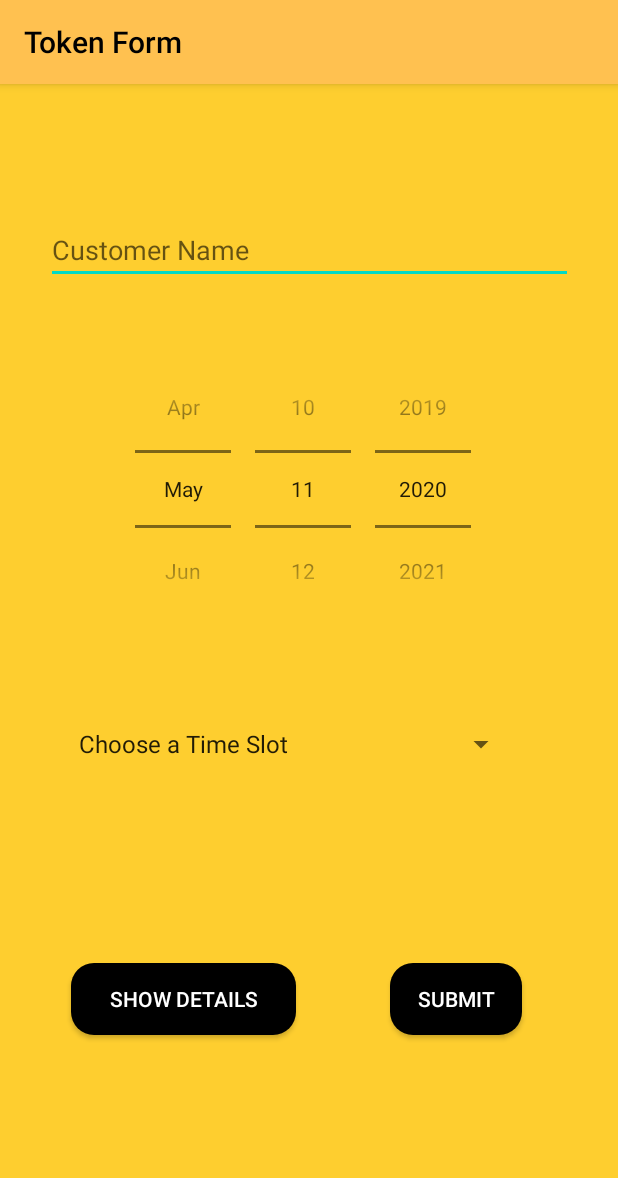
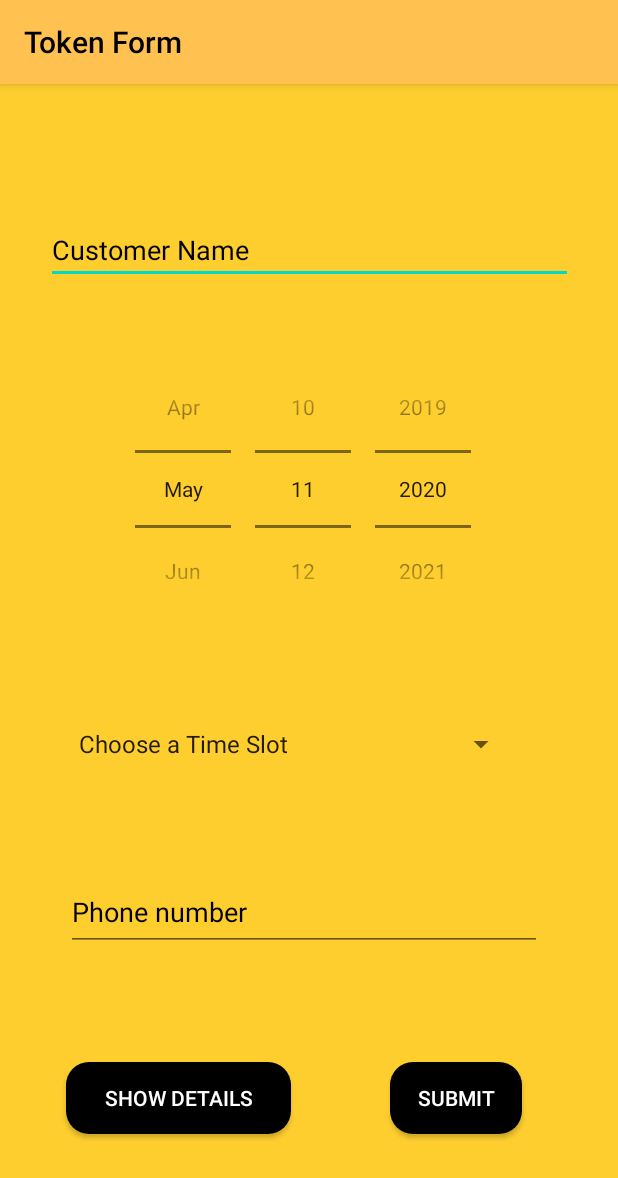
Before and after one commit to Akashbabu007/Hackathon, an Android app: the Appointment screen opened directly, with no data from a screen before it, after a tap on "SUBMIT", on a phone screen of 412 x 824 dp. Shown: the top 1178 px of the screen. Run offline under Robolectric (Android 15) with nearby library versions, the phone set to English and light mode, and no system bars; our stand-ins replace Firebase (no records; nobody signed in at launch, a user with empty details on screens opened directly); 5 statements that could not run were skipped.

Commit message:
Added phone number

```diff
--- a/app/src/main/java/com/example/hackathon/Appointment.java
+++ b/app/src/main/java/com/example/hackathon/Appointment.java
@@ -14,6 +14,7 @@ import android.widget.Spinner;
 import android.widget.TextView;
 import android.widget.Toast;
 
+import androidx.annotation.NonNull;
 import androidx.appcompat.app.AppCompatActivity;
 
 import com.google.firebase.database.DataSnapshot;
@@ -28,6 +29,7 @@ import java.io.OutputStreamWriter;
 import java.net.HttpURLConnection;
 import java.net.URL;
 import java.text.SimpleDateFormat;
+import java.util.Arrays;
 import java.util.Date;
 
 
@@ -35,7 +37,10 @@ public class Appointment extends AppCompatActivity {
 
     String hash[];
     String hash1[];
+    String strDate;
+    String time;
     EditText customernameet;
+    EditText phonenumberet;
     DatePicker date;
     Spinner timeslotspinner;
     TextView storenametv;
@@ -67,6 +72,7 @@ public class Appointment extends AppCompatActivity {
         showDetails = findViewById(R.id.show_details_button);
         Button submitbutton = (Button) findViewById(R.id.submit_button);
         customernameet=(EditText)findViewById(R.id.customeret);
+        phonenumberet = findViewById(R.id.phone_number_et);
         date=(DatePicker)findViewById(R.id.date);
         timeslotspinner = (Spinner) findViewById(R.id.timeslotspinner); //Spinner
         timeslotspinner.setOnItemSelectedListener(new AdapterView.OnItemSelectedListener() {
@@ -97,7 +103,9 @@ public class Appointment extends AppCompatActivity {
             public void onClick(View view) {
                 firebaseInstance = FirebaseDatabase.getInstance();
                 firebaseDatabase = firebaseInstance.getReference();
-                String store=hash[1];  String name;
+                String store=hash[1];
+                String name;
+                String phoneno;
                 if (TextUtils.isEmpty(userId)) {
                     userId = firebaseDatabase.push().getKey();
                 }
@@ -117,6 +125,7 @@ public class Appointment extends AppCompatActivity {
                     }
                 }*/
 
+                 phoneno = phonenumberet.getText().toString();
                 name=customernameet.getText().toString();
                 int day = date.getDayOfMonth();
                 int month = date.getMonth() ;
@@ -126,15 +135,65 @@ public class Appointment extends AppCompatActivity {
 
                 SimpleDateFormat dateFormatter = new SimpleDateFormat("dd-MM-yyyy");
                 Date d = new Date(year, month, day);
-                String strDate = dateFormatter.format(d);
+                strDate = dateFormatter.format(d);
                // String strDate=date.getYear();
-              String time= timeslotspinner.getSelectedItem().toString();
-                Customer user = new Customer(name,strDate,time,store);
+                time= timeslotspinner.getSelectedItem().toString();
+                final Customer user = new Customer(name,strDate,time,store,phoneno);
+                if(name.equals("") || strDate == null || time.equals("Choose a Time Slot") || phoneno.equals("")) {
+                    Toast.makeText(getApplicationContext(),"Enter all the credentials",Toast.LENGTH_LONG).show();
+                }
+                else {
+                    DatabaseReference newreference = firebaseDatabase.child(hash1[1]).child(strDate).child(time).getRoot();
+                    newreference.addListenerForSingleValueEvent(new ValueEventListener() {
+                        @Override
+                        public void onDataChange(DataSnapshot dataSnapshot) {
+                            long countdate = 0;
+                            long counttime = 0;
+                            for (DataSnapshot ds : dataSnapshot.getChildren()) {
+                                String dbname = ds.child("store").getValue(String.class);
+                                countdate = ds.child("date").getChildrenCount();
+                                counttime = ds.child("timeslot").getChildrenCount();
+                            }
+                            if (countdate > 200) {
+                                Toast.makeText(getApplicationContext(), "Choose other date", Toast.LENGTH_LONG).show();
+                            } else if (counttime > 50) {
+                                Toast.makeText(getApplicationContext(), "Choose other time slots", Toast.LENGTH_LONG).show();
+                            } else {
+                                firebaseDatabase.child(hash1[1]).child(strDate).child(time).setValue(user);
+                            }
+                        }
 
-                firebaseDatabase.child(userId).setValue(user);
+                        @Override
+                        public void onCancelled(DatabaseError databaseError) {
 
-               addUserChangeListener();
+                        }
+                    });
+                }
 
+
+//              addUserChangeListener();
+
+//                ValueEventListener valueEventListener = new ValueEventListener() {
+//                    @Override
+//                    public void onDataChange(DataSnapshot dataSnapshot) {
+//                        for(DataSnapshot ds: dataSnapshot.getChildren()) {
+//                            String dbname = ds.child("name").getValue(String.class);
+//                            if(dbname == null) {
+//                                Log.d("TAG","Error");
+//                            }
+//                            else {
+//                                Log.d("TAGS",dbname);
+//                            }
+//                            Long size = ds.child("name").getChildrenCount();
+//                        }
+//                    }
+//
+//                    @Override
+//                    public void onCancelled(DatabaseError databaseError) {
+//
+//                    }
+//                };
+//                newreference.addListenerForSingleValueEvent(valueEventListener);
                // MongoClientURI uri = new MongoClientURI("mongodb+srv://Aadhitya:Tn58ac8308%40@cluster0-dnezo.mongodb.net/SuperMarket?retryWrites=true&w=majority");
                // MongoClient client = new MongoClient(uri);
                 //MongoDatabase db = client.getDatabase(uri.getDatabase());
@@ -152,40 +211,43 @@ public class Appointment extends AppCompatActivity {
                 //myRef.setValue("Defne");
             }
         });
-
-    }
-    private void addUserChangeListener() {
-        // User data change listener
-        firebaseDatabase.child(userId).addValueEventListener(new ValueEventListener() {
-            @Override
-            public void onDataChange(DataSnapshot dataSnapshot) {
-                Customer user = dataSnapshot.getValue(Customer.class);
-
-                // Check for null
-                if (user == null) {
-                    Log.e("Error", "User data is null!");
-                    return;
     }
 
-                Log.e("The Details are ",   user.getName() + ", " + user.getDate()+","+user.getTimeslot()+","+user.getStore());
-
-                // Display newly updated name and email
-               // txtDetails.setText(user.name + ", " + user.email);
-
-                // clear edit text
-                customernameet.setText("");
-
+//    private void addUserChangeListener() {
+//        // User data change listener
+//        firebaseDatabase.child(userId).addValueEventListener(new ValueEventListener() {
+//            @Override
+//            public void onDataChange(@NonNull DataSnapshot dataSnapshot) {
+//                Customer user = dataSnapshot.getValue(Customer.class);
+//                for(DataSnapshot ds: dataSnapshot.getChildren()) {
+//                    String dbname = ds.child("name").getValue(String.class);
+//                    Log.d("TAG",dbname);
+//                }
+//                // Check for null
+//                if (user == null) {
+//                    Log.e("Error", "User data is null!");
+//                    return;
+//                }
+//
+//                Log.e("The Details are ",   user.getName() + ", " + user.getDate()+","+user.getTimeslot()+","+user.getStore());
+//
+//                // Display newly updated name and email
+//               // txtDetails.setText(user.name + ", " + user.email);
+//
+//                // clear edit text
+//                customernameet.setText("");
+//
+//
+//
+//            }
+//
+//            @Override
+//            public void onCancelled(DatabaseError error) {
+//                // Failed to read value
+//                Log.e("error", "Failed to read user", error.toException());
+//            }
+//        });
+//    }
 
 
 }
-
-            @Override
-            public void onCancelled(DatabaseError error) {
-                // Failed to read value
-                Log.e("error", "Failed to read user", error.toException());
-            }
-        });
-    }
-
-
-}
--- a/app/src/main/java/com/example/hackathon/Customer.java
+++ b/app/src/main/java/com/example/hackathon/Customer.java
@@ -18,18 +18,20 @@ public class Customer {
         return store;
     }
 
+    public String getPhoneNumber() { return phoneno; }
+
     public String name;
     public String date;
     public String timeslot;
     public String store;
-    public Customer() {
+    public String phoneno;
 
-    }
-    public Customer(String name,String date, String timeslot,String store) {
+    public Customer(String name,String date, String timeslot,String store, String phoneno) {
         this.name=name;
         this.date=date;
         this.timeslot=timeslot;
         this.store=store;
+        this.phoneno=phoneno;
     }
 
 }
--- a/app/src/main/res/layout/activity_appointment1.xml
+++ b/app/src/main/res/layout/activity_appointment1.xml
@@ -20,6 +20,7 @@
         android:hint="@string/customer_name"
         android:inputType="textPersonName"
         android:textColor="@color/black"
+        android:textColorHint="@color/black"
         app:layout_constraintBottom_toTopOf="@+id/date"
         app:layout_constraintEnd_toEndOf="parent"
         app:layout_constraintStart_toStartOf="parent"
@@ -60,7 +61,7 @@
         android:textColor="@color/white"
         app:layout_constraintBaseline_toBaselineOf="@+id/submit_button"
         app:layout_constraintEnd_toStartOf="@+id/submit_button"
-        app:layout_constraintHorizontal_bias="0.431"
+        app:layout_constraintHorizontal_bias="0.403"
         app:layout_constraintStart_toStartOf="parent" />
 
     <Button
@@ -68,12 +69,30 @@
         android:layout_width="wrap_content"
         android:layout_height="wrap_content"
         android:layout_marginEnd="64dp"
+        android:background="@drawable/rounded_button"
         android:text="@string/submit_button"
-        android:background="@drawable/rounded_button"
         android:textColor="@color/white"
         app:layout_constraintBottom_toBottomOf="parent"
         app:layout_constraintEnd_toEndOf="parent"
-        app:layout_constraintTop_toBottomOf="@+id/timeslotspinner" />
+        app:layout_constraintTop_toBottomOf="@+id/timeslotspinner"
+        app:layout_constraintVertical_bias="0.746" />
+
+    <EditText
+        android:id="@+id/phone_number_et"
+        android:layout_width="317dp"
+        android:layout_height="51dp"
+        android:ems="10"
+        android:inputType="phone"
+        android:hint="@string/phone_no"
+        android:textColorHint="@color/black"
+        android:textColor="@color/black"
+        app:layout_constraintBottom_toTopOf="@+id/show_details_button"
+        app:layout_constraintEnd_toEndOf="parent"
+        app:layout_constraintHorizontal_bias="0.468"
+        app:layout_constraintStart_toStartOf="parent"
+        app:layout_constraintTop_toBottomOf="@+id/timeslotspinner"
+        app:layout_constraintVertical_bias="0.503"
+        android:importantForAutofill="no" />
 
 
 </androidx.constraintlayout.widget.ConstraintLayout>
--- a/app/src/main/res/values/strings.xml
+++ b/app/src/main/res/values/strings.xml
@@ -25,6 +25,7 @@
     <string name="show_details_button">SHOW DETAILS</string>
     <string name="submit_button">SUBMIT</string>
     <string name="title_activity_single_place">Place Details</string>
+    <string name="phone_no">Phone number</string>
 
 
 </resources>
```
Lines whose indentation alone changed are shown as unchanged.
